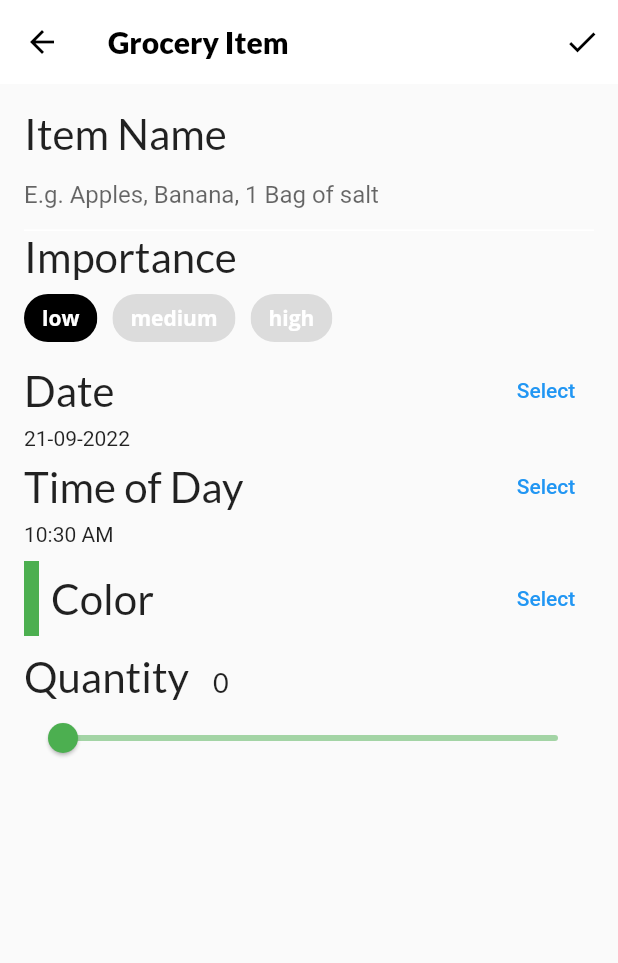
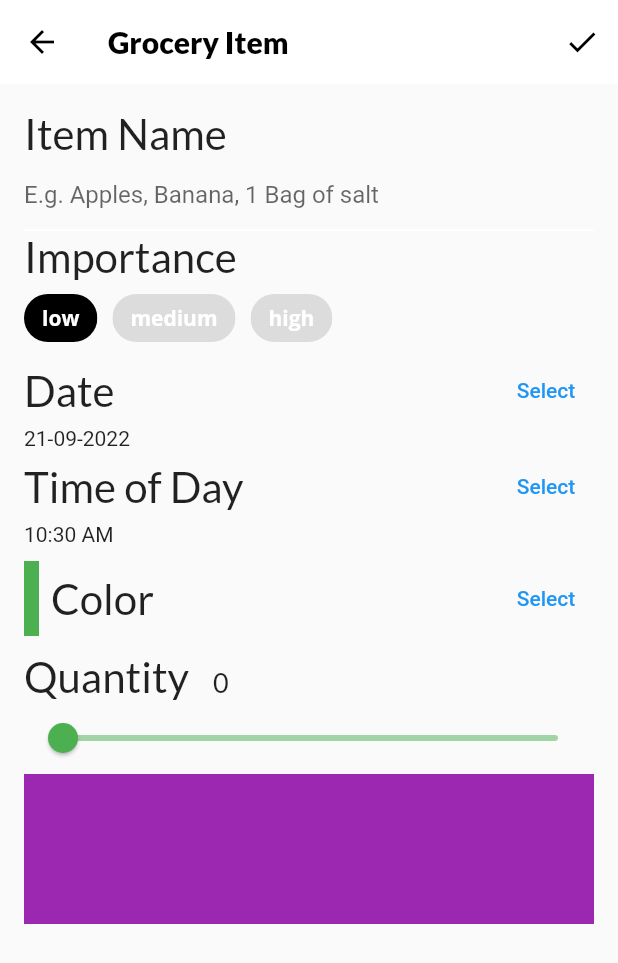
Before and after one commit to alxayeed/fooderlich-2.0, a Flutter app: the screen it shows after launch, item 3 of the bottom bar chosen, after a tap on the "add" icon, on a phone screen of 412 x 824 dp. Shown: the top 963 px of the screen. Run offline on Flutter 3.47's test engine with Material 2 defaults, Android fonts, the phone set to English and light mode, and no system bars; our stand-ins replace flutter_colorpicker, google_fonts.

Commit message:
empty grocery tile layout added in grocery item screen

```diff
--- /dev/null
+++ b/lib/components/grocery_tile.dart
@@ -0,0 +1,32 @@
+import 'package:flutter/material.dart';
+import 'package:fooderlich/models/models.dart';
+
+class GroceryTile extends StatelessWidget {
+  final GroceryItem groceryItem;
+  final Function(bool?)? onComplete;
+  final TextDecoration textDecoration;
+  GroceryTile({
+    Key? key,
+    required this.groceryItem,
+    this.onComplete,
+  })  : textDecoration = groceryItem.isComplete
+            ? TextDecoration.lineThrough
+            : TextDecoration.none,
+        super(key: key);
+
+  @override
+  Widget build(BuildContext context) {
+    //TODO 21: Change this widget
+    return Container(
+      height: 100.0,
+      color: Colors.purple,
+    );
+  }
+
+  // TODO: Add buildImportance()
+
+  // TODO: Add buildDate()
+
+  // TODO: Add buildCheckbox()
+
+}
--- a/lib/screens/grocery_item_screen.dart
+++ b/lib/screens/grocery_item_screen.dart
@@ -1,5 +1,6 @@
 import 'package:flutter/material.dart';
 import 'package:flutter_colorpicker/flutter_colorpicker.dart';
+import 'package:fooderlich/components/grocery_tile.dart';
 import 'package:fooderlich/models/models.dart';
 import 'package:google_fonts/google_fonts.dart';
 import 'package:intl/intl.dart';
@@ -88,7 +89,15 @@
             buildColorField(),
             const SizedBox(height: 10.0),
             buildQuantityField(),
-            //TODO 19: Add grocery tile
+            GroceryTile(
+                groceryItem: GroceryItem(
+                    id: 'previewMode',
+                    color: _currentColor,
+                    name: _name,
+                    date: DateTime(_dueDate.year, _dueDate.month, _dueDate.day,
+                        _timeOfDay.hour, _timeOfDay.minute),
+                    importance: _importance,
+                    quantity: _currentSliderValue))
           ],
         ),
       ),
```
